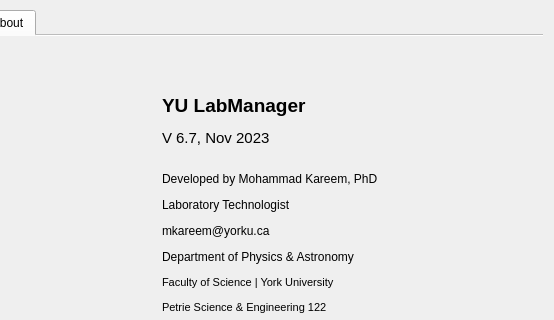
First picture: the form in assets/YorkULabSeating.ui, repository tdgskinner/yorku-phys-lab-seating, before the edit; both pictures show x 198 to 752 and y 0 to 320 of the 752 by 488 pixel window.
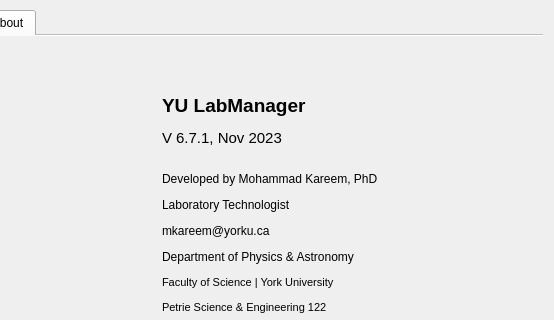
Second picture: the form after the edit. The open tabs and pages were chosen to show the change. Icons and pictures are not drawn.

Patch:
```diff
--- a/assets/YorkULabSeating.ui
+++ b/assets/YorkULabSeating.ui
@@ -853,7 +853,7 @@
        </font>
       </property>
       <property name="text">
-       <string>&lt;html&gt;&lt;head/&gt;&lt;body&gt;&lt;p&gt;&lt;span style=&quot; font-size:14pt; font-weight:600;&quot;&gt;YU LabManager&lt;/span&gt;&lt;/p&gt;&lt;p&gt;&lt;span style=&quot; font-size:11pt;&quot;&gt;V 6.7, Nov 2023&lt;/span&gt;&lt;br/&gt;&lt;/p&gt;&lt;p&gt;Developed by Mohammad Kareem, PhD&lt;/p&gt;&lt;p&gt;&lt;span style=&quot; font-family:'Calibri,sans-serif'; color:#000000;&quot;&gt;Laboratory Technologist&lt;/span&gt;&lt;/p&gt;&lt;p&gt;mkareem@yorku.ca&lt;/p&gt;&lt;p&gt;Department of Physics &amp;amp; Astronomy&lt;/p&gt;&lt;p&gt;&lt;span style=&quot; font-size:8.5pt; color:#000000;&quot;&gt;Faculty of Science | &lt;/span&gt;&lt;span style=&quot; font-size:8.5pt; color:#000000; text-transform:uppercase;&quot;&gt;York University&lt;/span&gt;&lt;/p&gt;&lt;p&gt;&lt;span style=&quot; font-size:8.5pt; color:#000000;&quot;&gt;Petrie Science &amp;amp; Engineering 122&lt;/span&gt;&lt;/p&gt;&lt;p&gt;&lt;span style=&quot; font-size:8.5pt; color:#000000;&quot;&gt;4700 Keele Street Toronto ON, Canada M3J 1P3&lt;/span&gt;&lt;/p&gt;&lt;/body&gt;&lt;/html&gt;</string>
+       <string>&lt;html&gt;&lt;head/&gt;&lt;body&gt;&lt;p&gt;&lt;span style=&quot; font-size:14pt; font-weight:600;&quot;&gt;YU LabManager&lt;/span&gt;&lt;/p&gt;&lt;p&gt;&lt;span style=&quot; font-size:11pt;&quot;&gt;V 6.7.1, Nov 2023&lt;/span&gt;&lt;br/&gt;&lt;/p&gt;&lt;p&gt;Developed by Mohammad Kareem, PhD&lt;/p&gt;&lt;p&gt;&lt;span style=&quot; font-family:'Calibri,sans-serif'; color:#000000;&quot;&gt;Laboratory Technologist&lt;/span&gt;&lt;/p&gt;&lt;p&gt;mkareem@yorku.ca&lt;/p&gt;&lt;p&gt;Department of Physics &amp;amp; Astronomy&lt;/p&gt;&lt;p&gt;&lt;span style=&quot; font-size:8.5pt; color:#000000;&quot;&gt;Faculty of Science | &lt;/span&gt;&lt;span style=&quot; font-size:8.5pt; color:#000000; text-transform:uppercase;&quot;&gt;York University&lt;/span&gt;&lt;/p&gt;&lt;p&gt;&lt;span style=&quot; font-size:8.5pt; color:#000000;&quot;&gt;Petrie Science &amp;amp; Engineering 122&lt;/span&gt;&lt;/p&gt;&lt;p&gt;&lt;span style=&quot; font-size:8.5pt; color:#000000;&quot;&gt;4700 Keele Street Toronto ON, Canada M3J 1P3&lt;/span&gt;&lt;/p&gt;&lt;/body&gt;&lt;/html&gt;</string>
       </property>
      </widget>
      <widget class="QLabel" name="label_9">
```
